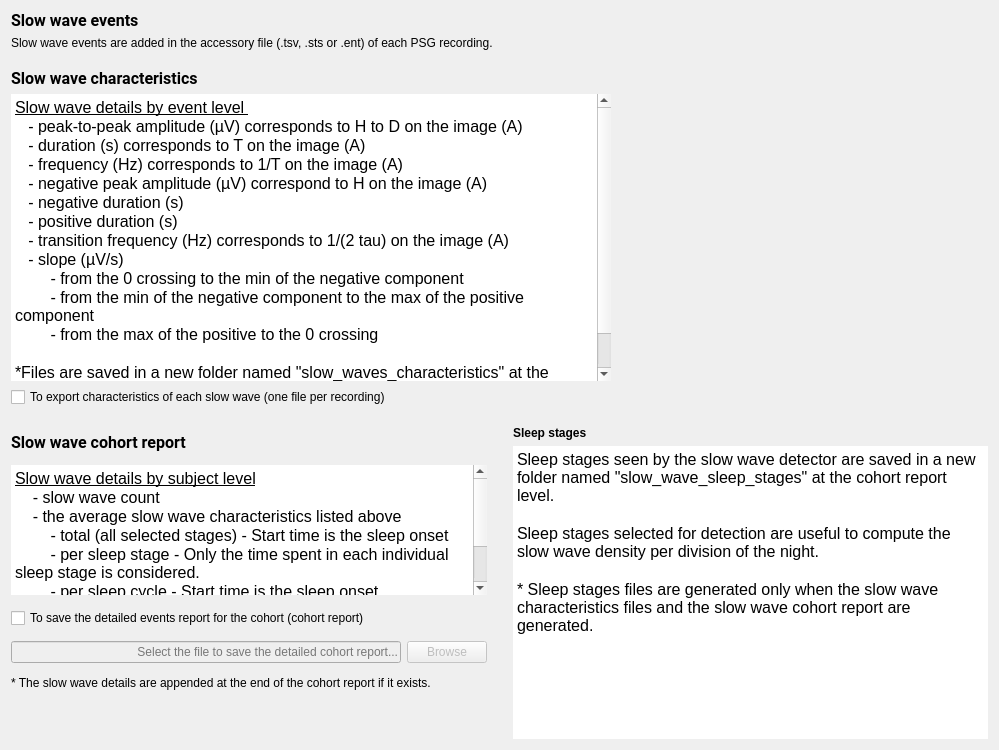
First picture: the form in tools/CEAMSTools/SlowWaveDetection/SSWDSaveFiles/Ui_SSWDSaveFiles.ui, repository SnoozToolbox/snooz-package-ceams, before the edit.
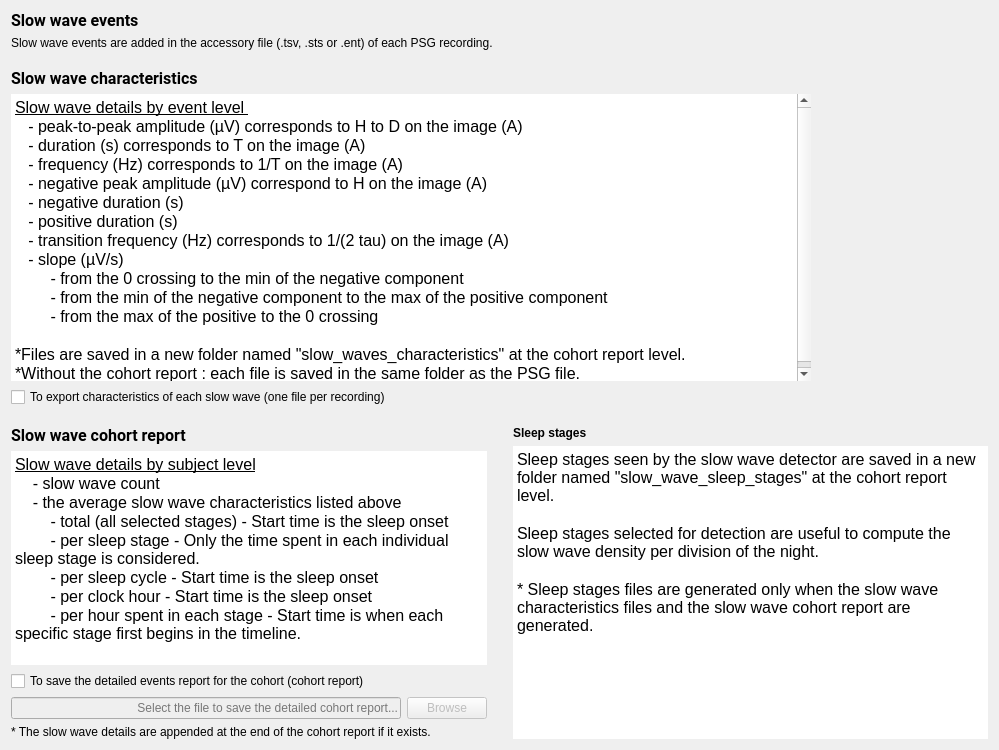
Second picture: the form after the edit.

Patch:
```diff
--- a/tools/CEAMSTools/SlowWaveDetection/SSWDSaveFiles/Ui_SSWDSaveFiles.ui
+++ b/tools/CEAMSTools/SlowWaveDetection/SSWDSaveFiles/Ui_SSWDSaveFiles.ui
@@ -108,7 +108,7 @@
          </property>
          <property name="maximumSize">
           <size>
-           <width>600</width>
+           <width>800</width>
            <height>16777215</height>
           </size>
          </property>
@@ -225,8 +225,8 @@
          </property>
          <property name="maximumSize">
           <size>
-           <width>16777215</width>
-           <height>130</height>
+           <width>800</width>
+           <height>16777215</height>
           </size>
          </property>
          <property name="frameShape">
@@ -341,22 +341,6 @@
          </property>
         </widget>
        </item>
-       <item>
-        <spacer name="verticalSpacer">
-         <property name="orientation">
-          <enum>Qt::Orientation::Vertical</enum>
-         </property>
-         <property name="sizeType">
-          <enum>QSizePolicy::Policy::Minimum</enum>
-         </property>
-         <property name="sizeHint" stdset="0">
-          <size>
-           <width>20</width>
-           <height>40</height>
-          </size>
-         </property>
-        </spacer>
-       </item>
       </layout>
      </item>
      <item>
```
